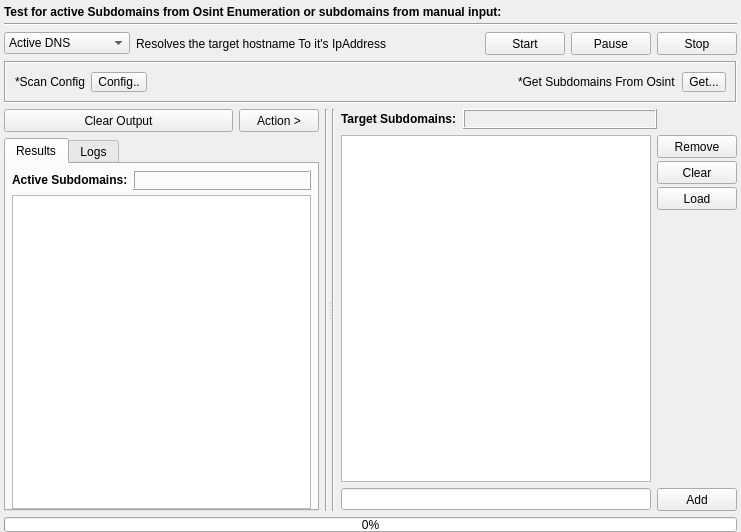
Above: gui/src/engines/active/Active.ui from 3nock/OTE before the change. Below: the same form after it.
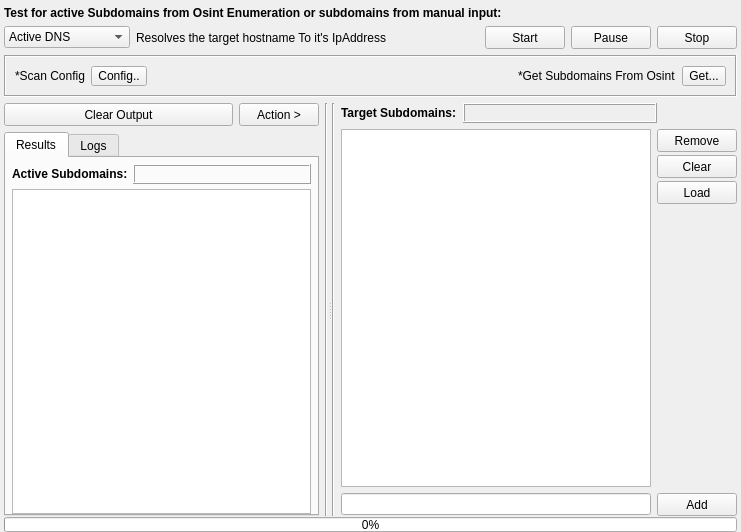
That is the form after the change.

What changed in the file:
```diff
--- a/gui/src/engines/active/Active.ui
+++ b/gui/src/engines/active/Active.ui
@@ -21,18 +21,13 @@
     <number>4</number>
    </property>
    <property name="topMargin">
-    <number>5</number>
+    <number>6</number>
    </property>
    <property name="rightMargin">
     <number>4</number>
    </property>
    <property name="bottomMargin">
     <number>0</number>
-   </property>
-   <item>
-    <layout class="QVBoxLayout" name="verticalLayout">
-     <property name="spacing">
-      <number>4</number>
      </property>
      <item>
       <widget class="QLabel" name="label_13">
@@ -54,15 +49,6 @@
       </widget>
      </item>
      <item>
-      <widget class="Line" name="line">
-       <property name="orientation">
-        <enum>Qt::Horizontal</enum>
-       </property>
-      </widget>
-     </item>
-    </layout>
-   </item>
-   <item>
     <layout class="QHBoxLayout" name="horizontalLayout">
      <item>
       <widget class="QComboBox" name="comboBox_option">
@@ -292,6 +278,11 @@
     </widget>
    </item>
    <item>
+    <layout class="QVBoxLayout" name="verticalLayout">
+     <property name="spacing">
+      <number>1</number>
+     </property>
+     <item>
     <widget class="QSplitter" name="splitter">
      <property name="orientation">
       <enum>Qt::Horizontal</enum>
@@ -868,6 +859,8 @@
       <number>0</number>
      </property>
     </widget>
+     </item>
+    </layout>
    </item>
   </layout>
  </widget>
```
Lines whose indentation alone changed are shown as unchanged.
